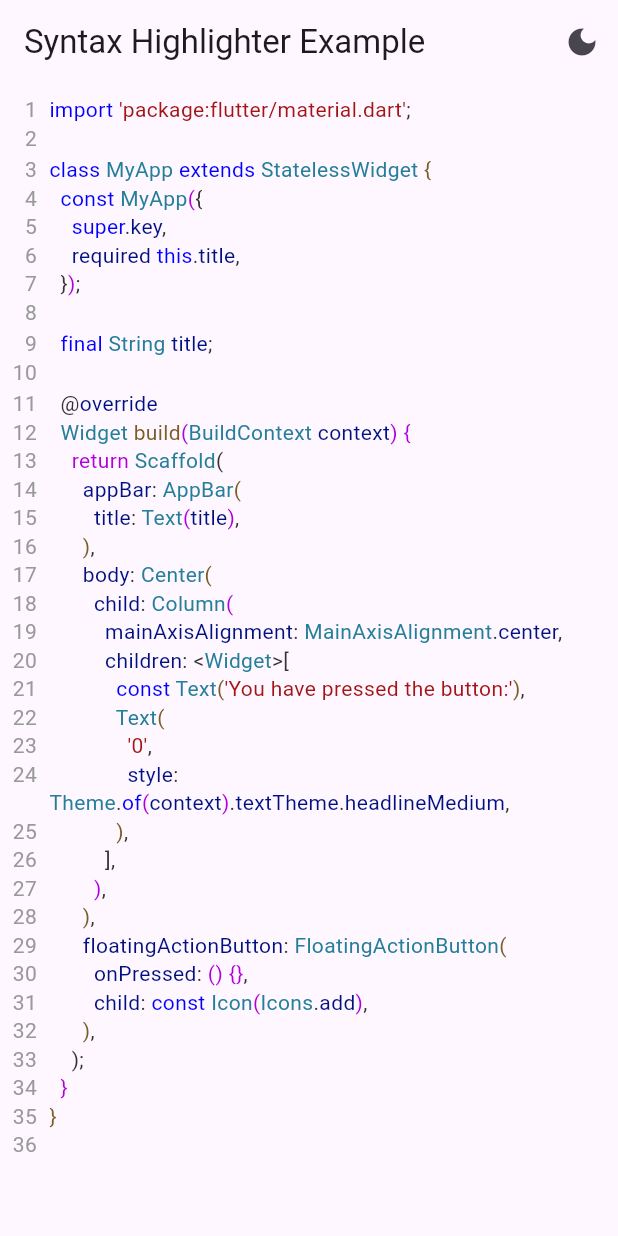
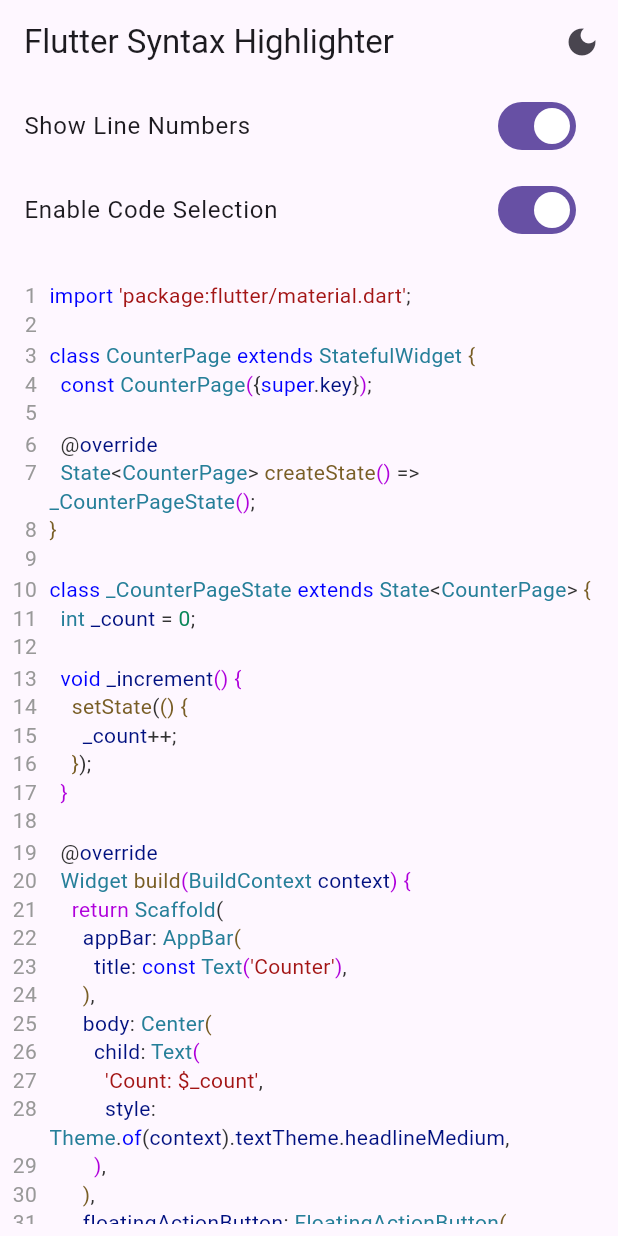
Before and after one commit to dariomatias-dev/flutter_syntax_highlighter, a Flutter app: the screen it shows after launch, on a phone screen of 412 x 824 dp. Run offline on Flutter 3.47's test engine with Material 3 defaults, Android fonts, the phone set to English and light mode, and no system bars.

Commit message:
feat(example/lib/main.dart): refactored example
- Refactored the example to include toggling of line number display and code selection.
- Replaced sample code for better clarity on how to use the package.

```diff
--- a/example/lib/main.dart
+++ b/example/lib/main.dart
@@ -5,44 +5,46 @@ void main() {
   runApp(const MyApp());
 }
 
-const sampleCode = """
+const String sampleCode = '''
 import 'package:flutter/material.dart';
 
-class MyApp extends StatelessWidget {
-  const MyApp({
-    super.key,
-    required this.title,
+class CounterPage extends StatefulWidget {
+  const CounterPage({super.key});
+
+  @override
+  State<CounterPage> createState() => _CounterPageState();
+}
+
+class _CounterPageState extends State<CounterPage> {
+  int _count = 0;
+
+  void _increment() {
+    setState(() {
+      _count++;
     });
-
-  final String title;
+  }
 
   @override
   Widget build(BuildContext context) {
     return Scaffold(
       appBar: AppBar(
-        title: Text(title),
+        title: const Text('Counter'),
       ),
       body: Center(
-        child: Column(
-          mainAxisAlignment: MainAxisAlignment.center,
-          children: <Widget>[
-            const Text('You have pressed the button:'),
-            Text(
-              '0',
+        child: Text(
+          'Count: \$_count',
           style: Theme.of(context).textTheme.headlineMedium,
-            ),
-          ],
         ),
       ),
       floatingActionButton: FloatingActionButton(
-        onPressed: () {},
+        onPressed: _increment,
         child: const Icon(Icons.add),
       ),
     );
   }
 }
 
-""";
+''';
 
 class MyApp extends StatefulWidget {
   const MyApp({super.key});
@@ -53,6 +55,8 @@ class MyApp extends StatefulWidget {
 
 class _MyAppState extends State<MyApp> {
   bool _isDarkMode = false;
+  bool _showLineNumbers = true;
+  bool _enableCodeSelection = true;
 
   void _toggleTheme() {
     setState(() {
@@ -60,18 +64,30 @@ class _MyAppState extends State<MyApp> {
     });
   }
 
+  void _toggleLineNumbers() {
+    setState(() {
+      _showLineNumbers = !_showLineNumbers;
+    });
+  }
+
+  void _toggleCodeSelection() {
+    setState(() {
+      _enableCodeSelection = !_enableCodeSelection;
+    });
+  }
+
   @override
   Widget build(BuildContext context) {
     return MaterialApp(
-      title: 'Syntax Highlighter',
+      title: 'Flutter Syntax Highlighter',
       theme: ThemeData.light(),
       darkTheme: ThemeData.dark(),
       themeMode: _isDarkMode ? ThemeMode.dark : ThemeMode.light,
       debugShowCheckedModeBanner: false,
       home: Scaffold(
         appBar: AppBar(
-          title: const Text('Syntax Highlighter Example'),
-          actions: <Widget>[
+          title: const Text('Flutter Syntax Highlighter'),
+          actions: [
             IconButton(
               icon: Icon(_isDarkMode ? Icons.light_mode : Icons.dark_mode),
               onPressed: _toggleTheme,
@@ -79,14 +95,34 @@ class _MyAppState extends State<MyApp> {
             ),
           ],
         ),
-        body: Padding(
+        body: SafeArea(
+          child: Column(
+            children: <Widget>[
+              SwitchListTile(
+                title: const Text('Show Line Numbers'),
+                value: _showLineNumbers,
+                onChanged: (value) => _toggleLineNumbers(),
+              ),
+              SwitchListTile(
+                title: const Text('Enable Code Selection'),
+                value: _enableCodeSelection,
+                onChanged: (value) => _toggleCodeSelection(),
+              ),
+              SizedBox(height: 12.0),
+              Expanded(
+                child: Padding(
                   padding: const EdgeInsets.all(8.0),
                   child: SingleChildScrollView(
                     child: SyntaxHighlighter(
                       code: sampleCode,
                       isDarkMode: _isDarkMode,
-              fontSize: 14.0,
+                      showLineNumbers: _showLineNumbers,
+                      enableCodeSelection: _enableCodeSelection,
                     ),
+                  ),
+                ),
+              ),
+            ],
           ),
         ),
       ),
```
Lines whose indentation alone changed are shown as unchanged.
